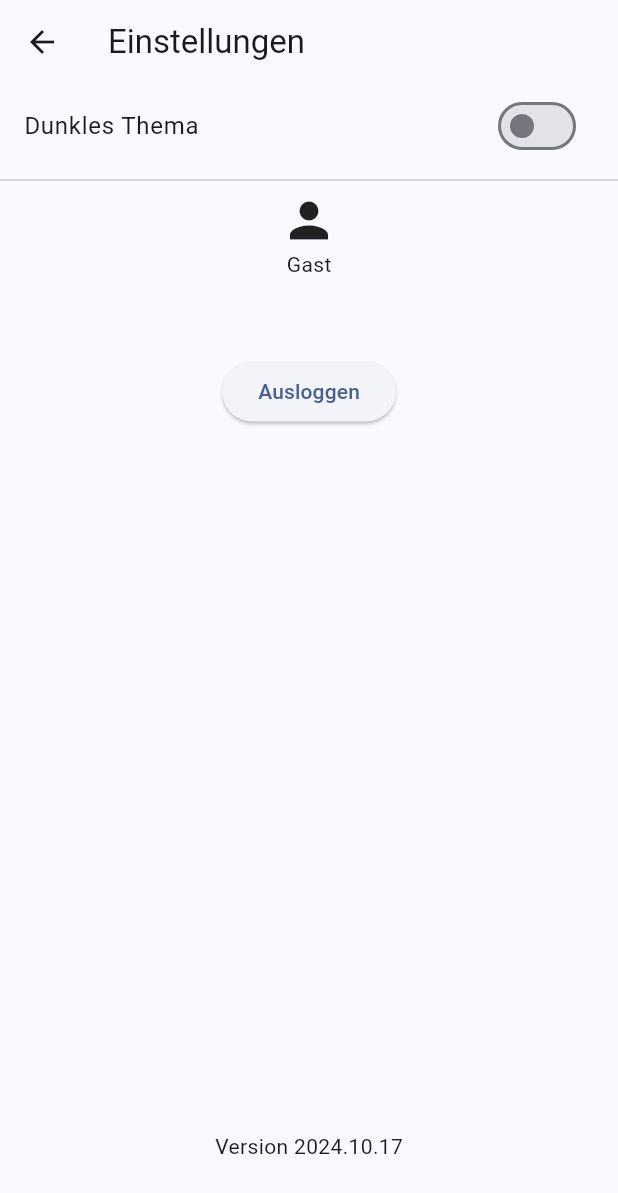
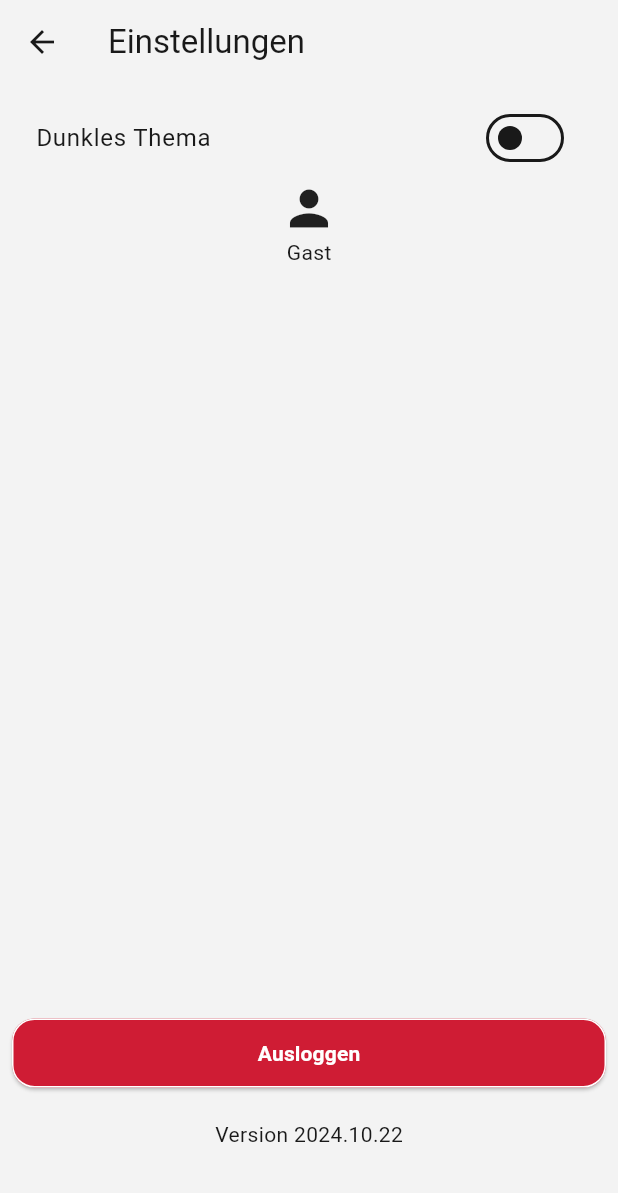
Before and after one commit to MBulti/FireReport-App, a Flutter app: the screen it shows after launch, after a tap on the "settings" icon, on a phone screen of 412 x 824 dp. Shown: the top 1193 px of the screen. Run offline on Flutter 3.47's test engine with Material 3 defaults, Android fonts, the phone set to English and light mode, and no system bars; our stand-ins replace flutter_riverpod, image_picker, package_info_plus, supabase_flutter; accounts and stored records are empty; network calls fail.

Commit message:
themecolors

```diff
--- a/lib/main.dart
+++ b/lib/main.dart
@@ -1,4 +1,3 @@
-import 'package:feedback/feedback.dart';
 import 'package:flutter/material.dart';
 import 'package:flutter_riverpod/flutter_riverpod.dart';
 import 'package:flutter_localizations/flutter_localizations.dart';
--- a/lib/pages/login_page.dart
+++ b/lib/pages/login_page.dart
@@ -36,11 +36,12 @@ class LoginPage extends ConsumerWidget {
     });
     var authState = ref.watch(authProvider);
     return Scaffold(
+      backgroundColor: Theme.of(context).colorScheme.primary,
       appBar: AppBar(
-        title: const Text('Login'),
+        backgroundColor: Theme.of(context).colorScheme.primary,
         actions: [
           IconButton(
-            icon: const Icon(Icons.settings),
+            icon: const Icon(Icons.settings, color: Colors.white),
             onPressed: () {
               Navigator.push(
                 context,
@@ -50,22 +51,38 @@ class LoginPage extends ConsumerWidget {
           ),
         ],
       ),
-      body: Padding(
+      body: SingleChildScrollView(
+        child: Padding(
           padding: const EdgeInsets.all(16.0),
           child: Column(
+            crossAxisAlignment: CrossAxisAlignment.stretch,
             mainAxisAlignment: MainAxisAlignment.center,
             children: [
+              Icon(Icons.fire_truck,
+                  color: Theme.of(context).colorScheme.inversePrimary,
+                  size: 100),
+              const SizedBox(height: 90),
               TextField(
                 controller: ref.watch(userNameController),
                 keyboardType: TextInputType.emailAddress,
+                style: TextStyle(
+                  color: Theme.of(context).colorScheme.inverseSurface,
+                ),
                 decoration: InputDecoration(
-                  labelText: "Email",
-                  prefixIcon: const Icon(Icons.person),
+                  filled: true,
+                  fillColor: Theme.of(context).colorScheme.inversePrimary,
+                  hintText: "Email",
+                  hintStyle: TextStyle(
+                      color: Theme.of(context).colorScheme.inverseSurface),
+                  labelStyle:
+                      TextStyle(color: Theme.of(context).colorScheme.surface),
+                  prefixIcon: Icon(Icons.person,
+                      color: Theme.of(context).colorScheme.inverseSurface),
                   border: OutlineInputBorder(
-                    borderRadius: BorderRadius.circular(10),
+                    borderRadius: BorderRadius.circular(15),
                   ),
                   enabledBorder: OutlineInputBorder(
-                    borderRadius: BorderRadius.circular(10),
+                    borderRadius: BorderRadius.circular(15),
                   ),
                 ),
               ),
@@ -74,14 +91,22 @@ class LoginPage extends ConsumerWidget {
                 controller: ref.watch(passwordController),
                 obscureText: true,
                 keyboardType: TextInputType.visiblePassword,
+                style: TextStyle(
+                  color: Theme.of(context).colorScheme.inverseSurface,
+                ),
                 decoration: InputDecoration(
-                  labelText: "Passwort",
-                  prefixIcon: const Icon(Icons.lock),
+                  filled: true,
+                  fillColor: Theme.of(context).colorScheme.inversePrimary,
+                  hintText: "Passwort",
+                  hintStyle: TextStyle(
+                      color: Theme.of(context).colorScheme.inverseSurface),
+                  prefixIcon: Icon(Icons.lock,
+                      color: Theme.of(context).colorScheme.inverseSurface),
                   border: OutlineInputBorder(
-                    borderRadius: BorderRadius.circular(10),
+                    borderRadius: BorderRadius.circular(15),
                   ),
                   enabledBorder: OutlineInputBorder(
-                    borderRadius: BorderRadius.circular(10),
+                    borderRadius: BorderRadius.circular(15),
                   ),
                 ),
               ),
@@ -90,17 +115,30 @@ class LoginPage extends ConsumerWidget {
                 onPressed: () => ref.read(authProvider.notifier).login(
                     ref.read(userNameController).text,
                     ref.read(passwordController).text),
-              child: const Text("Login"),
+                child: Text("Login",
+                    style: TextStyle(
+                        fontWeight: FontWeight.bold,
+                        color: Theme.of(context).colorScheme.onPrimary)),
               ),
+              const SizedBox(height: 10.0),
               ElevatedButton(
                   onPressed: ref.read(authProvider.notifier).guestLogin,
-              child: const Text("Gast Login"),
+                  child: Text("Gast Login",
+                      style: TextStyle(
+                          fontWeight: FontWeight.bold,
+                          color: Theme.of(context).colorScheme.onPrimary))),
+              const SizedBox(height: 24.0),
+              Center(
+                child: SizedBox(
+                  child: authState == AuthState.loading
+                      ? CircularProgressIndicator(
+                          color: Theme.of(context).colorScheme.inversePrimary,
+                        )
+                      : Container(),
                 ),
-            const SizedBox(height: 24.0),
-            authState == AuthState.loading
-                ? const CircularProgressIndicator()
-                : Container(),
+              )
             ],
+          ),
         ),
       ),
     );
--- a/lib/pages/settings_page.dart
+++ b/lib/pages/settings_page.dart
@@ -23,7 +23,9 @@ class SettingsPage extends ConsumerWidget {
     });
     return Scaffold(
       appBar: AppBar(title: const Text('Einstellungen')),
-      body: Column(
+      body: Padding(
+        padding: const EdgeInsets.all(8.0),
+        child: Column(
           children: [
             SwitchListTile(
                 title: const Text('Dunkles Thema'),
@@ -31,7 +33,6 @@ class SettingsPage extends ConsumerWidget {
                 onChanged: (value) {
                   ref.read(themeProvider.notifier).toggleTheme();
                 }),
-          const Divider(),
             const Icon(Icons.person, size: 38),
             Text(appUser.firstName),
             Text(appUser.lastName),
@@ -49,13 +50,19 @@ class SettingsPage extends ConsumerWidget {
             //       });
             //     },
             //     child: const Text("Fehler melden")),
+            const Spacer(),
             ElevatedButton(
               onPressed: () {
                 ref.read(authProvider.notifier).logout();
               },
-            child: const Text("Ausloggen"),
+              child: Text("Ausloggen",
+                  style: TextStyle(
+                      fontWeight: FontWeight.bold,
+                      color: Theme.of(context).colorScheme.onPrimary)),
             ),
-          const Spacer(),
+            const SizedBox(
+              height: 20,
+            ),
             ref.watch(appVersionProvider).when(
                   data: (data) => Text(data),
                   loading: () => const SizedBox.shrink(),
@@ -66,6 +73,7 @@ class SettingsPage extends ConsumerWidget {
             )
           ],
         ),
+      ),
     );
   }
 }
--- a/lib/pages/splash_page.dart
+++ b/lib/pages/splash_page.dart
@@ -8,12 +8,15 @@ class SplashPage extends ConsumerWidget {
 
   @override
   Widget build(BuildContext context, WidgetRef ref) {
-    return ref.watch(authCheckProvider).when(
+    return Container(
+      color: Theme.of(context).colorScheme.surface,
+      child: ref.watch(authCheckProvider).when(
             data: (_) {
               final authState = ref.read(authProvider);
               if (authState == AuthState.unauthenticated) {
                 return LoginPage();
-        } else if (authState == AuthState.authenticated || authState == AuthState.anonymous) {
+              } else if (authState == AuthState.authenticated ||
+                  authState == AuthState.anonymous) {
                 return const DefectReportPage();
               } else {
                 return const Center(child: CircularProgressIndicator());
@@ -21,6 +24,7 @@ class SplashPage extends ConsumerWidget {
             },
             loading: () => const Center(child: CircularProgressIndicator()),
             error: (err, stack) => Center(child: Text('Error: $err')),
+          ),
     );
   }
 }
--- a/lib/utils/theme.dart
+++ b/lib/utils/theme.dart
@@ -1,35 +1,69 @@
-import 'package:feedback/feedback.dart';
 import 'package:flutter/material.dart';
 
 ThemeData lightTheme = ThemeData(
   useMaterial3: true,
-  colorScheme: ColorScheme.fromSeed(
-    seedColor: Colors.blueAccent,
+  // colorScheme: ColorScheme.fromSeed(
+  //   seedColor: Colors.blueAccent,
+  //   brightness: Brightness.light,
+  //   dynamicSchemeVariant: DynamicSchemeVariant.tonalSpot,
+  // ),
+  colorScheme: const ColorScheme(
     brightness: Brightness.light,
-    dynamicSchemeVariant: DynamicSchemeVariant.tonalSpot,
+    primary: Color(0xFFCF1C34),
+    onPrimary: Color(0xFFFFFFFF),
+    secondary: Color(0xFFFFFFFF),
+    onSecondary: Color(0xFF191919),
+    error: Color(0xFFCF1C34),
+    onError: Color(0xFFFFFFFF),
+    surface: Color(0xFFF3F3F3),
+    onSurface: Color(0xFF191919),
+    inversePrimary: Color(0xFFFFFFFF),
+    inverseSurface: Color(0xFF191919),
+  ),
+  elevatedButtonTheme: ElevatedButtonThemeData(
+    style: ElevatedButton.styleFrom(
+      minimumSize: const Size.fromHeight(46),
+      backgroundColor: const Color(0xFFCF1C34),
+      shape: RoundedRectangleBorder(
+        borderRadius: BorderRadius.circular(15),
+        side: const BorderSide(
+          color: Color(0xFFFFFFFF),
+        ),
+      ),
+    ),
   ),
 );
 
 ThemeData darkTheme = ThemeData(
   useMaterial3: true,
-  colorScheme: ColorScheme.fromSeed(
-    seedColor: Colors.blueAccent,
+  // colorScheme: ColorScheme.fromSeed(
+  //   seedColor: Colors.blueAccent,
+  //   brightness: Brightness.dark,
+  //   dynamicSchemeVariant: DynamicSchemeVariant.tonalSpot,
+  // ),
+  colorScheme: const ColorScheme(
     brightness: Brightness.dark,
-    dynamicSchemeVariant: DynamicSchemeVariant.tonalSpot,
+    primary: Color(0xFFB5192E),
+    onPrimary: Color(0xFFFFFFFF),
+    secondary: Color(0xFF3E3E40),
+    onSecondary: Color(0xFFFFFFFF),
+    error: Color(0xFFCF1C34),
+    onError: Color(0xFFFFFFFF),
+    surface: Color(0xFF222222),
+    onSurface: Color(0xFFFFFFFF),
+    inversePrimary: Color(0xFFF3F3F3),
+    inverseSurface: Color(0xFF3E3E40),
+  ),
+  elevatedButtonTheme: ElevatedButtonThemeData(
+    style: ElevatedButton.styleFrom(
+      minimumSize: const Size.fromHeight(46),
+      backgroundColor: const Color(0xFFB5192E),
+      shape: RoundedRectangleBorder(
+        borderRadius: BorderRadius.circular(15),
+        side: const BorderSide(
+          color: Color(0xFFFFFFFF),
+        ),
+      ),
+    ),
   ),
 );
-
-FeedbackThemeData feedbackLightTheme = FeedbackThemeData(
-  colorScheme: ColorScheme.fromSeed(
-    seedColor: Colors.blueAccent,
-    brightness: Brightness.light,
-    dynamicSchemeVariant: DynamicSchemeVariant.tonalSpot,
-  ),
-);
-
-FeedbackThemeData feedbackDarkTheme = FeedbackThemeData(
-  colorScheme: ColorScheme.fromSeed(
-    seedColor: Colors.blueAccent,
-    dynamicSchemeVariant: DynamicSchemeVariant.tonalSpot,
-  ),
-);
--- a/pubspec.yaml
+++ b/pubspec.yaml
@@ -16,7 +16,7 @@ publish_to: 'none' # Remove this line if you wish to publish to pub.dev
 # https://developer.apple.com/library/archive/documentation/General/Reference/InfoPlistKeyReference/Articles/CoreFoundationKeys.html
 # In Windows, build-name is used as the major, minor, and patch parts
 # of the product and file versions while build-number is used as the build suffix.
-version: 2024.10.17
+version: 2024.10.22
 
 environment:
   sdk: ^3.5.0
```
Also changed, not shown: lib/notifier/auth_notifier.dart (+1 -7 lines), lib/notifier/defectreportdetail_notifier.dart (+25 -0 lines), lib/pages/defectreport_page.dart (+37 -7 lines), lib/pages/defectreportdetail_page.dart (+31 -30 lines), 1 other file. Lines whose indentation alone changed are shown as unchanged.
